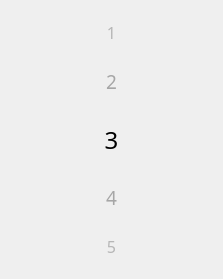
Before: the Qt Designer form ModuleScrollValue.ui in wlffeng2008/AKKOStdio, drawn with Qt 5.
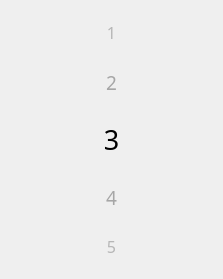
After: the same form once the commit is applied.

The edit to the form file:
```diff
--- a/ModuleScrollValue.ui
+++ b/ModuleScrollValue.ui
@@ -63,7 +63,7 @@
      <property name="maximumSize">
       <size>
        <width>16777215</width>
-       <height>3</height>
+       <height>2</height>
       </size>
      </property>
      <property name="styleSheet">
@@ -86,9 +86,15 @@
      <property name="font">
       <font>
        <family>MiSans</family>
-       <pointsize>18</pointsize>
+       <pointsize>20</pointsize>
       </font>
      </property>
+     <property name="cursor">
+      <cursorShape>PointingHandCursor</cursorShape>
+     </property>
+     <property name="styleSheet">
+      <string notr="true">QLabel:hover{color:#6329B6;}</string>
+     </property>
      <property name="text">
       <string>3</string>
      </property>
@@ -102,7 +108,7 @@
      <property name="maximumSize">
       <size>
        <width>16777215</width>
-       <height>3</height>
+       <height>2</height>
       </size>
      </property>
      <property name="styleSheet">
```
Left out of the diff: 12 changed lines with no effect on the pictures.
